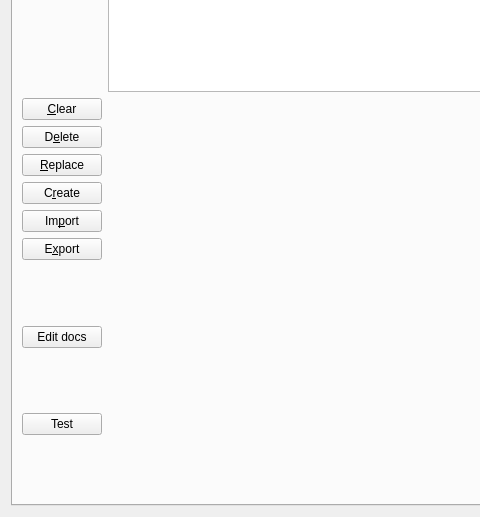
Old version of the form src/calibre/gui2/preferences/template_functions.ui in the repository kovidgoyal/calibre; both pictures show x 0 to 480 and y 146 to 663 of the 882 by 663 pixel window.
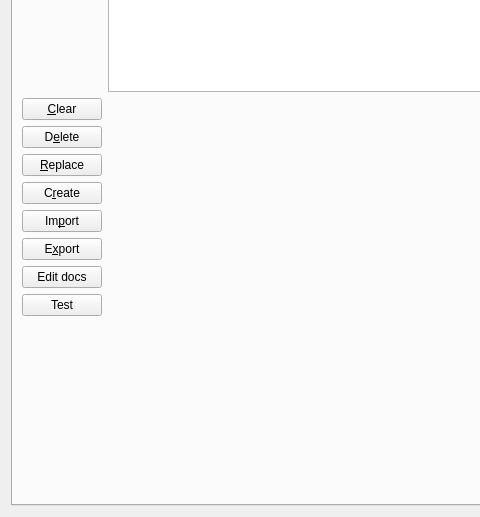
New version of the form. Custom widgets are drawn as their Qt base class.

Commit message: Stored templates preferences: - Add some tooltips - Improve button alignment.

What changed in the file:
```diff
--- a/src/calibre/gui2/preferences/template_functions.ui
+++ b/src/calibre/gui2/preferences/template_functions.ui
@@ -82,19 +82,6 @@
            </property>
           </widget>
          </item>
-         <item>
-          <spacer name="verticalSpacer_2">
-           <property name="orientation">
-            <enum>Qt::Vertical</enum>
-           </property>
-           <property name="sizeHint" stdset="0">
-            <size>
-             <width>20</width>
-             <height>0</height>
-            </size>
-           </property>
-          </spacer>
-         </item>
          <item>
           <widget class="QPushButton" name="st_doc_edit_button">
            <property name="text">
@@ -105,19 +92,6 @@
            </property>
           </widget>
          </item>
-         <item>
-          <spacer name="verticalSpacer_22">
-           <property name="orientation">
-            <enum>Qt::Vertical</enum>
-           </property>
-           <property name="sizeHint" stdset="0">
-            <size>
-             <width>20</width>
-             <height>0</height>
-            </size>
-           </property>
-          </spacer>
-         </item>
          <item>
           <widget class="QPushButton" name="st_test_template_button">
            <property name="text">
@@ -136,7 +110,7 @@
            <property name="sizeHint" stdset="0">
             <size>
              <width>20</width>
-             <height>0</height>
+             <height>10</height>
             </size>
            </property>
           </spacer>
```
Left out of the diff: 25 changed lines with no effect on the pictures. The commit also changes 1 other file.
